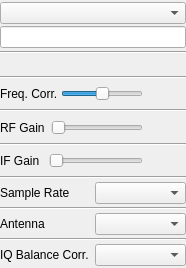
Qt form plugins/samplesource/gnuradio/gnuradiogui.ui (osmocom/sdrangelove) before a commit.
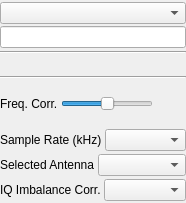
The same form after that commit. Custom widgets are drawn as their Qt base class.

Commit message: gnuradioinput: implement dynamic gain sliders based on named gain API

What changed in the file:
```diff
--- a/plugins/samplesource/gnuradio/gnuradiogui.ui
+++ b/plugins/samplesource/gnuradio/gnuradiogui.ui
@@ -7,7 +7,7 @@
     <x>0</x>
     <y>0</y>
     <width>186</width>
-    <height>268</height>
+    <height>203</height>
    </rect>
   </property>
   <property name="sizePolicy">
@@ -176,7 +176,7 @@
       <widget class="QLabel" name="lblFreqCorrValue">
        <property name="minimumSize">
         <size>
-         <width>40</width>
+         <width>30</width>
          <height>0</height>
         </size>
        </property>
@@ -187,136 +187,14 @@
         <string/>
        </property>
        <property name="alignment">
-        <set>Qt::AlignRight|Qt::AlignTrailing|Qt::AlignVCenter</set>
+        <set>Qt::AlignCenter</set>
        </property>
       </widget>
      </item>
     </layout>
    </item>
    <item>
-    <widget class="Line" name="line_4">
-     <property name="orientation">
-      <enum>Qt::Horizontal</enum>
-     </property>
-    </widget>
-   </item>
-   <item>
-    <layout class="QHBoxLayout" name="horizontalLayout">
-     <property name="spacing">
-      <number>3</number>
-     </property>
-     <item>
-      <widget class="QLabel" name="lblRfGainText">
-       <property name="text">
-        <string>RF Gain </string>
-       </property>
-      </widget>
-     </item>
-     <item>
-      <widget class="QSlider" name="sldRfGain">
-       <property name="toolTip">
-        <string/>
-       </property>
-       <property name="maximum">
-        <number>9</number>
-       </property>
-       <property name="pageStep">
-        <number>1</number>
-       </property>
-       <property name="orientation">
-        <enum>Qt::Horizontal</enum>
-       </property>
-       <property name="tickPosition">
-        <enum>QSlider::NoTicks</enum>
-       </property>
-       <property name="tickInterval">
-        <number>0</number>
-       </property>
-      </widget>
-     </item>
-     <item>
-      <widget class="QLabel" name="lblRfGainValue">
-       <property name="minimumSize">
-        <size>
-         <width>40</width>
-         <height>0</height>
-        </size>
-       </property>
-       <property name="text">
-        <string/>
-       </property>
-       <property name="alignment">
-        <set>Qt::AlignRight|Qt::AlignTrailing|Qt::AlignVCenter</set>
-       </property>
-      </widget>
-     </item>
-    </layout>
-   </item>
-   <item>
-    <widget class="Line" name="line_3">
-     <property name="orientation">
-      <enum>Qt::Horizontal</enum>
-     </property>
-    </widget>
-   </item>
-   <item>
-    <layout class="QHBoxLayout" name="horizontalLayout_2">
-     <property name="spacing">
-      <number>3</number>
-     </property>
-     <item>
-      <widget class="QLabel" name="lblIfGain">
-       <property name="sizePolicy">
-        <sizepolicy hsizetype="Maximum" vsizetype="Preferred">
-         <horstretch>0</horstretch>
-         <verstretch>0</verstretch>
-        </sizepolicy>
-       </property>
-       <property name="text">
-        <string>IF Gain  </string>
-       </property>
-      </widget>
-     </item>
-     <item>
-      <widget class="QSlider" name="sldIfGain">
-       <property name="toolTip">
-        <string/>
-       </property>
-       <property name="maximum">
-        <number>9</number>
-       </property>
-       <property name="pageStep">
-        <number>1</number>
-       </property>
-       <property name="orientation">
-        <enum>Qt::Horizontal</enum>
-       </property>
-      </widget>
-     </item>
-     <item>
-      <widget class="QLabel" name="lblIfGainValue">
-       <property name="minimumSize">
-        <size>
-         <width>40</width>
-         <height>0</height>
-        </size>
-       </property>
-       <property name="text">
-        <string/>
-       </property>
-       <property name="alignment">
-        <set>Qt::AlignRight|Qt::AlignTrailing|Qt::AlignVCenter</set>
-       </property>
-      </widget>
-     </item>
-    </layout>
-   </item>
-   <item>
-    <widget class="Line" name="line_2">
-     <property name="orientation">
-      <enum>Qt::Horizontal</enum>
-     </property>
-    </widget>
+    <layout class="QVBoxLayout" name="verticalLayoutGains"/>
    </item>
    <item>
     <layout class="QHBoxLayout" name="horizontalLayout_6">
@@ -326,7 +204,10 @@
      <item>
       <widget class="QLabel" name="label_2">
        <property name="text">
-        <string>Sample Rate</string>
+        <string>Sample Rate (kHz)</string>
+       </property>
+       <property name="textFormat">
+        <enum>Qt::AutoText</enum>
        </property>
       </widget>
      </item>
@@ -339,13 +220,6 @@
      </item>
     </layout>
    </item>
-   <item>
-    <widget class="Line" name="line_6">
-     <property name="orientation">
-      <enum>Qt::Horizontal</enum>
-     </property>
-    </widget>
-   </item>
    <item>
     <layout class="QHBoxLayout" name="horizontalLayout_7">
      <property name="spacing">
@@ -354,7 +228,7 @@
      <item>
       <widget class="QLabel" name="label_3">
        <property name="text">
-        <string>Antenna</string>
+        <string>Selected Antenna</string>
        </property>
       </widget>
      </item>
@@ -363,13 +237,6 @@
      </item>
     </layout>
    </item>
-   <item>
-    <widget class="Line" name="line_7">
-     <property name="orientation">
-      <enum>Qt::Horizontal</enum>
-     </property>
-    </widget>
-   </item>
    <item>
     <layout class="QHBoxLayout" name="horizontalLayout_8">
      <property name="spacing">
@@ -378,7 +245,7 @@
      <item>
       <widget class="QLabel" name="label_4">
        <property name="text">
-        <string>IQ Balance Corr.</string>
+        <string>IQ Imbalance Corr.</string>
        </property>
       </widget>
      </item>
```
Left out of the diff: 6 changed lines with no effect on the pictures. The commit also changes 7 other files.
